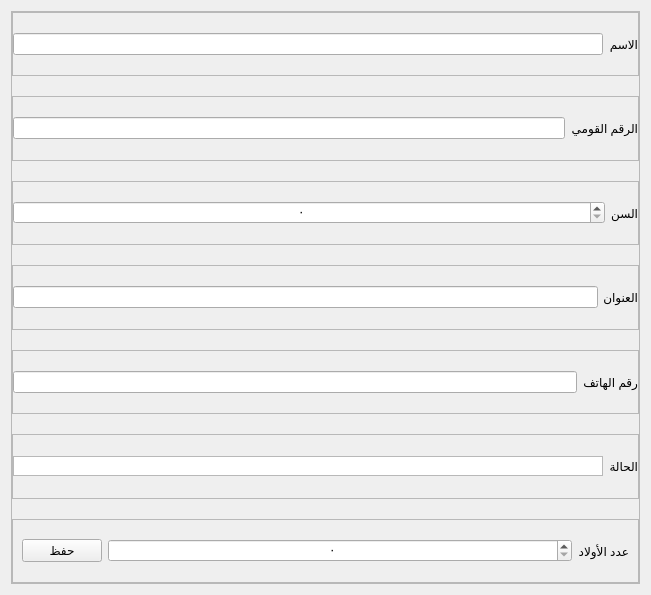
Before: the Qt Designer form src/interface/views/cases_view.ui in MuhammadTarek10/charity-app, drawn with Qt 5.
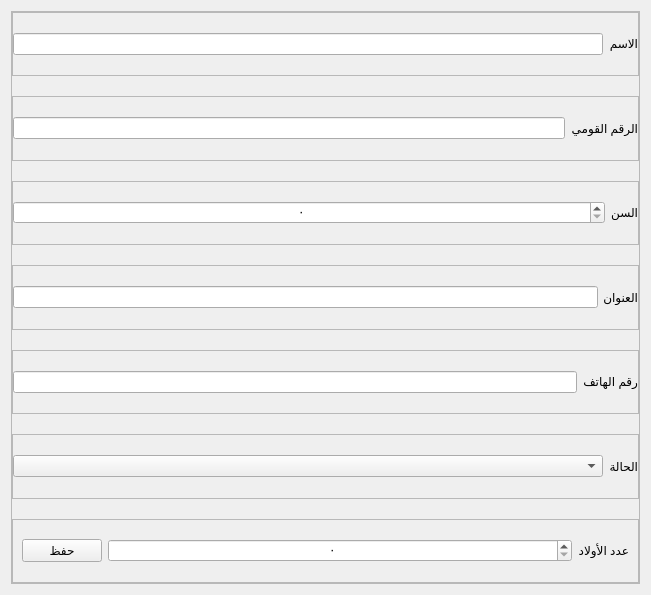
After: the same form once the commit is applied. Icons and pictures are not drawn.

The edit to the form file:
```diff
--- a/src/interface/views/cases_view.ui
+++ b/src/interface/views/cases_view.ui
@@ -87,7 +87,7 @@
            </property>
           </widget>
          </item>
-         <item>
+         <item alignment="Qt::AlignVCenter">
           <widget class="QLabel" name="nameLabel">
            <property name="text">
             <string>الاسم</string>
@@ -137,7 +137,7 @@
            </property>
           </widget>
          </item>
-         <item>
+         <item alignment="Qt::AlignVCenter">
           <widget class="QLabel" name="iDLabel">
            <property name="text">
             <string>الرقم القومي</string>
@@ -190,7 +190,7 @@
            </property>
           </widget>
          </item>
-         <item>
+         <item alignment="Qt::AlignVCenter">
           <widget class="QLabel" name="ageLabel">
            <property name="text">
             <string>السن</string>
@@ -240,7 +240,7 @@
            </property>
           </widget>
          </item>
-         <item>
+         <item alignment="Qt::AlignVCenter">
           <widget class="QLabel" name="addressLabel">
            <property name="text">
             <string>العنوان</string>
@@ -287,7 +287,7 @@
            </property>
           </widget>
          </item>
-         <item>
+         <item alignment="Qt::AlignVCenter">
           <widget class="QLabel" name="phoneLabel">
            <property name="text">
             <string>رقم الهاتف</string>
@@ -322,31 +322,28 @@
           <number>0</number>
          </property>
          <item>
-          <widget class="QListWidget" name="caseEdit">
+          <widget class="QComboBox" name="caseEdit">
            <property name="sizePolicy">
-            <sizepolicy hsizetype="Expanding" vsizetype="Preferred">
+            <sizepolicy hsizetype="Expanding" vsizetype="Fixed">
              <horstretch>0</horstretch>
              <verstretch>0</verstretch>
             </sizepolicy>
            </property>
-           <property name="minimumSize">
-            <size>
-             <width>0</width>
-             <height>0</height>
-            </size>
+           <property name="cursor">
+            <cursorShape>PointingHandCursor</cursorShape>
            </property>
-           <property name="maximumSize">
-            <size>
-             <width>16777215</width>
-             <height>20</height>
-            </size>
+           <property name="mouseTracking">
+            <bool>true</bool>
            </property>
            <property name="layoutDirection">
-            <enum>Qt::RightToLeft</enum>
+            <enum>Qt::LeftToRight</enum>
+           </property>
+           <property name="styleSheet">
+            <string notr="true"/>
            </property>
           </widget>
          </item>
-         <item>
+         <item alignment="Qt::AlignRight|Qt::AlignVCenter">
           <widget class="QLabel" name="caseLabel">
            <property name="text">
             <string>الحالة</string>
@@ -398,7 +395,7 @@
            </property>
           </widget>
          </item>
-         <item>
+         <item alignment="Qt::AlignVCenter">
           <widget class="QLabel" name="childrenLabel">
            <property name="sizePolicy">
             <sizepolicy hsizetype="Fixed" vsizetype="Preferred">
```
Left out of the diff: 14 changed lines with no effect on the pictures.
